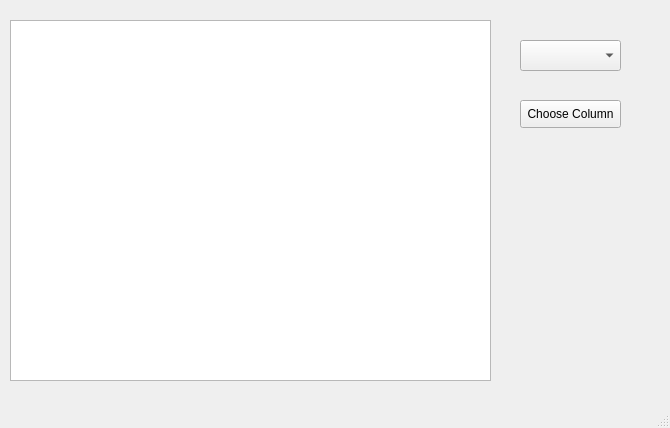
Above: tablewindow.ui from dzhi/school-regression-analysis before the change. Below: the same form after it.
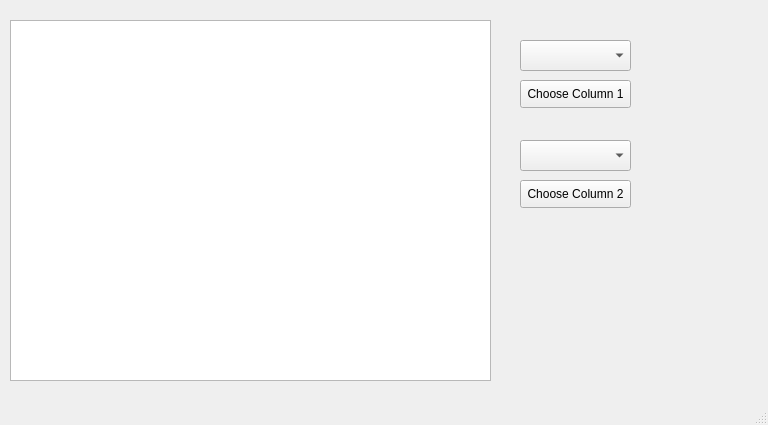
That is the form after the change.

Commit message: added 2nd dropdown menu

```diff
--- a/tablewindow.ui
+++ b/tablewindow.ui
@@ -6,8 +6,8 @@
    <rect>
     <x>0</x>
     <y>0</y>
-    <width>670</width>
-    <height>428</height>
+    <width>768</width>
+    <height>425</height>
    </rect>
   </property>
   <property name="windowTitle">
@@ -29,7 +29,7 @@
      <rect>
       <x>520</x>
       <y>40</y>
-      <width>101</width>
+      <width>111</width>
       <height>31</height>
      </rect>
     </property>
@@ -38,13 +38,36 @@
     <property name="geometry">
      <rect>
       <x>520</x>
-      <y>100</y>
-      <width>101</width>
+      <y>80</y>
+      <width>111</width>
       <height>28</height>
      </rect>
     </property>
     <property name="text">
-     <string>Choose Column</string>
+     <string>Choose Column 1</string>
+    </property>
+   </widget>
+   <widget class="QPushButton" name="pushButton_2">
+    <property name="geometry">
+     <rect>
+      <x>520</x>
+      <y>180</y>
+      <width>111</width>
+      <height>28</height>
+     </rect>
+    </property>
+    <property name="text">
+     <string>Choose Column 2</string>
+    </property>
+   </widget>
+   <widget class="QComboBox" name="comboBox_2">
+    <property name="geometry">
+     <rect>
+      <x>520</x>
+      <y>140</y>
+      <width>111</width>
+      <height>31</height>
+     </rect>
     </property>
    </widget>
   </widget>
```
Left out of the diff: 2 changed lines with no effect on the pictures. The commit also changes 2 other files.
